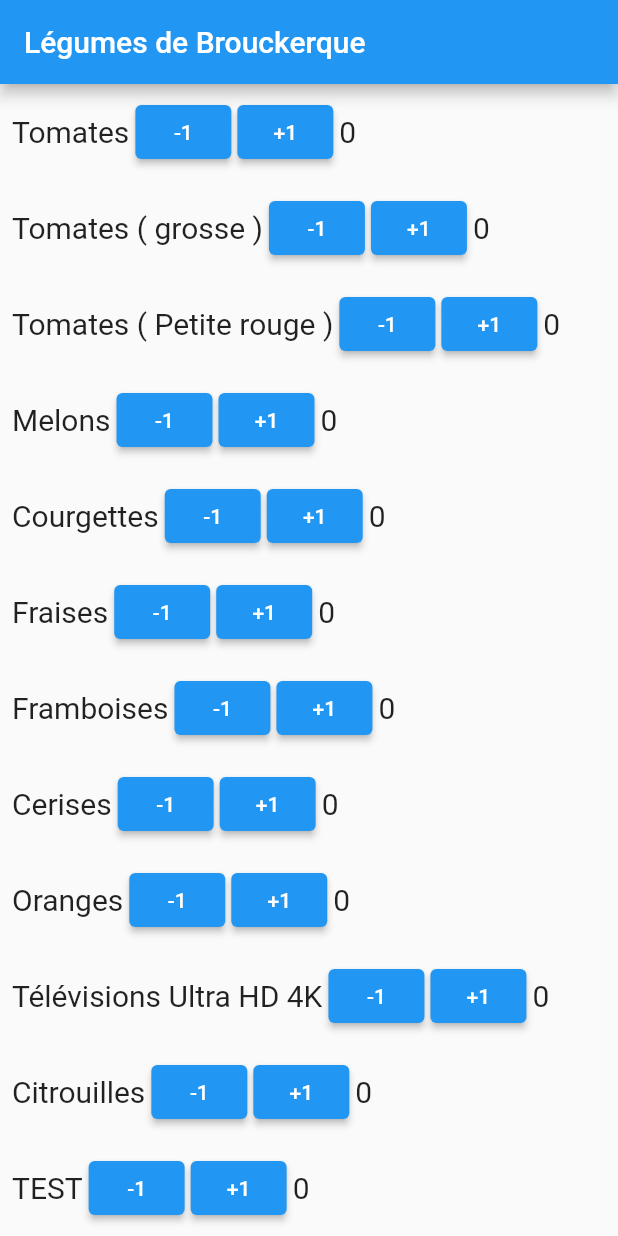
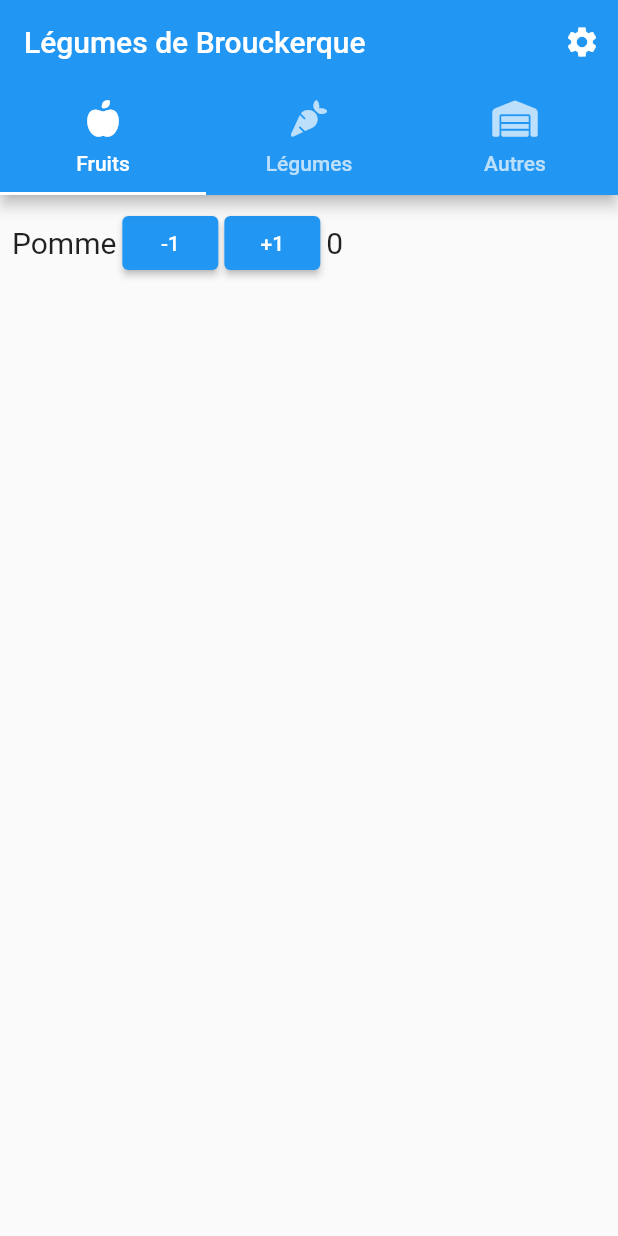
Before and after one commit to LJ5O/Inventory_management, a Flutter app: the screen it shows after launch, on a phone screen of 412 x 824 dp. Run offline on Flutter 3.47's test engine with Material 2 defaults, Android fonts, the phone set to English and light mode, and no system bars; our stand-ins replace font_awesome_flutter, shared_preferences.

Commit message:
Added tabs for fruits, vegetables and others
Easier to organize and find whatever is useful

```diff
--- a/lib/main.dart
+++ b/lib/main.dart
@@ -1,6 +1,5 @@
 import 'package:flutter/material.dart';
-import 'package:inventaire/routes/products_list.dart';
-import 'package:inventaire/widgets/product.dart';
+import 'package:inventaire/routes/products_list_route.dart';
 
 void main() {
   runApp(const MyApp());
--- a/lib/routes/products_list.dart
+++ /dev/null
@@ -1,78 +0,0 @@
-
-import 'package:flutter/material.dart';
-
-import '../widgets/product.dart';
-
-class ProductsListRoute extends StatefulWidget {
-  const ProductsListRoute({super.key, required this.title});
-
-  // This widget is the home page of your application. It is stateful, meaning
-  // that it has a State object (defined below) that contains fields that affect
-  // how it looks.
-
-  // This class is the configuration for the state. It holds the values (in this
-  // case the title) provided by the parent (in this case the App widget) and
-  // used by the build method of the State. Fields in a Widget subclass are
-  // always marked "final".
-
-  final String title;
-
-  @override
-  State<ProductsListRoute> createState() => _ProductsListRouteState();
-}
-
-class _ProductsListRouteState extends State<ProductsListRoute> {
-
-  @override
-  Widget build(BuildContext context) {
-
-    return Scaffold(
-        appBar: AppBar(
-          title: Text(widget.title),
-        ),
-        body: SingleChildScrollView(
-            child: Column(
-              mainAxisAlignment: MainAxisAlignment.start,
-              children: const <Widget>[
-                ProductWidget(
-                  title: "Tomates",
-                ),
-                ProductWidget(
-                  title: "Tomates ( grosse )",
-                ),
-                ProductWidget(
-                  title: "Tomates ( Petite rouge )",
-                ),
-                ProductWidget(
-                  title: "Melons",
-                ),
-                ProductWidget(
-                  title: "Courgettes",
-                ),
-                ProductWidget(
-                  title: "Fraises",
-                ),
-                ProductWidget(
-                  title: "Framboises",
-                ),
-                ProductWidget(
-                  title: "Cerises",
-                ),
-                ProductWidget(
-                  title: "Oranges",
-                ),
-                ProductWidget(
-                  title: "Télévisions Ultra HD 4K",
-                ),
-                ProductWidget(
-                  title: "Citrouilles",
-                ),
-                ProductWidget(
-                  title: "TEST",
-                ),
-              ],
-            )
-        )
-    );
-  }
-}
--- /dev/null
+++ b/lib/routes/products_list_route.dart
@@ -0,0 +1,89 @@
+
+import 'package:flutter/material.dart';
+import 'package:font_awesome_flutter/font_awesome_flutter.dart';
+import 'package:inventaire/routes/settings_route.dart';
+
+import '../widgets/product.dart';
+
+class ProductsListRoute extends StatefulWidget {
+  const ProductsListRoute({super.key, required this.title});
+
+  // This widget is the home page of your application. It is stateful, meaning
+  // that it has a State object (defined below) that contains fields that affect
+  // how it looks.
+
+  // This class is the configuration for the state. It holds the values (in this
+  // case the title) provided by the parent (in this case the App widget) and
+  // used by the build method of the State. Fields in a Widget subclass are
+  // always marked "final".
+
+  final String title;
+
+  @override
+  State<ProductsListRoute> createState() => _ProductsListRouteState();
+}
+
+class _ProductsListRouteState extends State<ProductsListRoute> {
+
+  @override
+  Widget build(BuildContext context) {
+
+    return DefaultTabController(
+      initialIndex: 0,
+      length: 3,
+      child: Scaffold(
+          appBar: AppBar(
+            title: Text(widget.title),
+            actions: [
+              IconButton(
+                  icon: const Icon(Icons.settings),
+                  tooltip: "Paramètres de l'application",
+                  onPressed: (){
+                    Navigator.push(context, MaterialPageRoute(builder: (context)=>const SettingsRoute() ));
+                  }
+              )
+            ],
+            bottom: const TabBar(
+              tabs: [
+                Tab(text: "Fruits", icon: FaIcon(FontAwesomeIcons.appleWhole)),
+                Tab(text: "Légumes", icon: FaIcon(FontAwesomeIcons.carrot)),
+                Tab(text: "Autres", icon: FaIcon(FontAwesomeIcons.warehouse))
+              ],
+            ),
+          ),
+          body: TabBarView(
+            children: [SingleChildScrollView(
+                child: Column(
+                  mainAxisAlignment: MainAxisAlignment.start,
+                  children: const <Widget>[
+                    ProductWidget(
+                      title: "Pomme",
+                    ),
+                  ],
+                )
+            ),
+              SingleChildScrollView(
+                  child: Column(
+                    mainAxisAlignment: MainAxisAlignment.start,
+                    children: const <Widget>[
+                      ProductWidget(
+                        title: "Carrote",
+                      ),
+                    ],
+                  )
+              ),
+              SingleChildScrollView(
+                  child: Column(
+                    mainAxisAlignment: MainAxisAlignment.start,
+                    children: const <Widget>[
+                      ProductWidget(
+                        title: "Champignons",
+                      ),
+                    ],
+                  )
+              )],
+          )
+      ),
+    );
+  }
+}
--- /dev/null
+++ b/lib/routes/settings_route.dart
@@ -0,0 +1,12 @@
+import 'package:flutter/cupertino.dart';
+import 'package:flutter/material.dart';
+
+class SettingsRoute extends StatelessWidget{
+  const SettingsRoute({super.key});
+
+  @override
+  Widget build(BuildContext context) {
+    return Text("TEST");
+  }
+
+}
--- a/pubspec.yaml
+++ b/pubspec.yaml
@@ -36,6 +36,7 @@ dependencies:
   # Use with the CupertinoIcons class for iOS style icons.
   cupertino_icons: ^1.0.2
   shared_preferences: ^2.2.2
+  font_awesome_flutter: ^10.4.0
 
 dev_dependencies:
   flutter_test:
```
Also changed, not shown: pubspec.lock.
